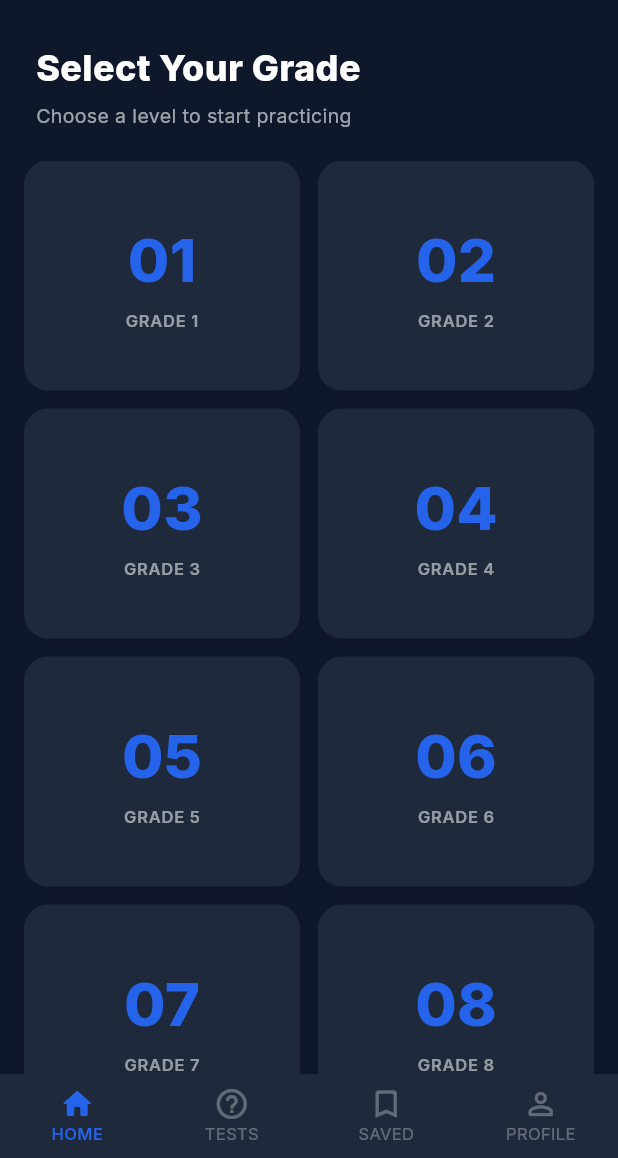
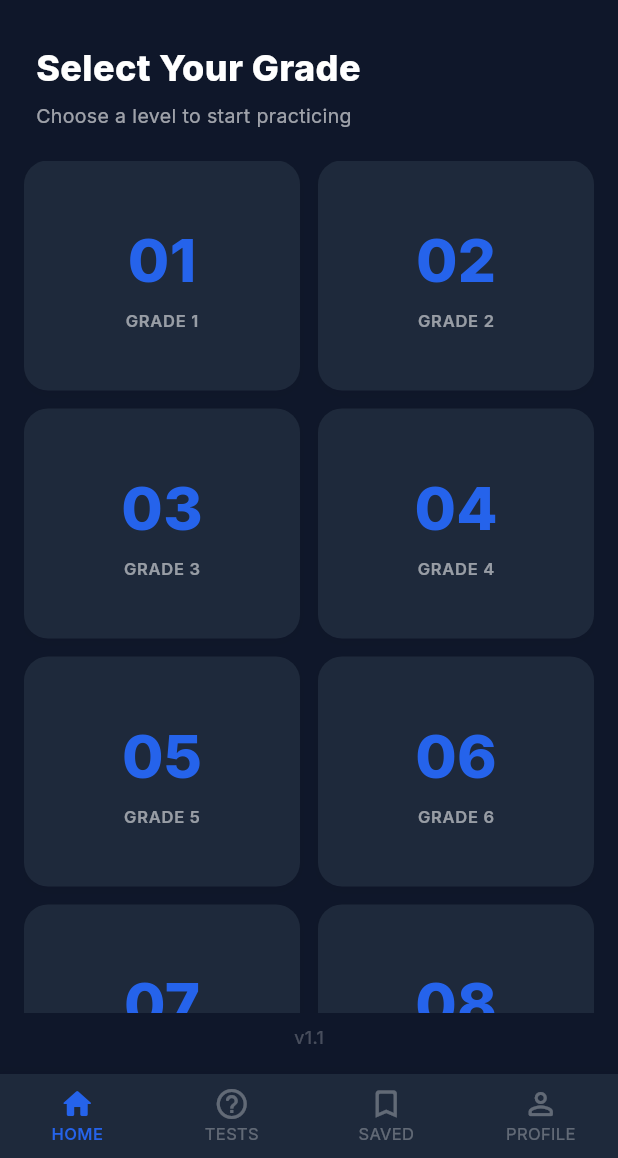
Before and after one commit to shalukap/quiz_app, a Flutter app: the GradeSelectionScreen screen opened by its route, on a phone screen of 412 x 824 dp, the part 78-1236 px from its top. Run offline on Flutter 3.47's test engine with Material 3 defaults, Android fonts, the phone set to English and light mode, and no system bars; our stand-ins replace cloud_firestore, firebase_auth, firebase_core, google_fonts, google_sign_in; accounts and stored records are empty.

```diff
--- a/lib/screens/grade_selection_screen.dart
+++ b/lib/screens/grade_selection_screen.dart
@@ -103,6 +103,18 @@ class _GradeSelectionScreenState extends State<GradeSelectionScreen> {
               ),
             ),
           ),
+          Padding(
+            padding: const EdgeInsets.only(bottom: 16, top: 8),
+            child: Center(
+              child: Text(
+                'v1.1',
+                style: GoogleFonts.inter(
+                  fontSize: 12,
+                  color: Colors.white24,
+                ),
+              ),
+            ),
+          ),
         ],
       ),
       bottomNavigationBar: BottomNavigationBar(
```
Also changed, not shown: lib/screens/login_screen.dart (+9 -0 lines).
